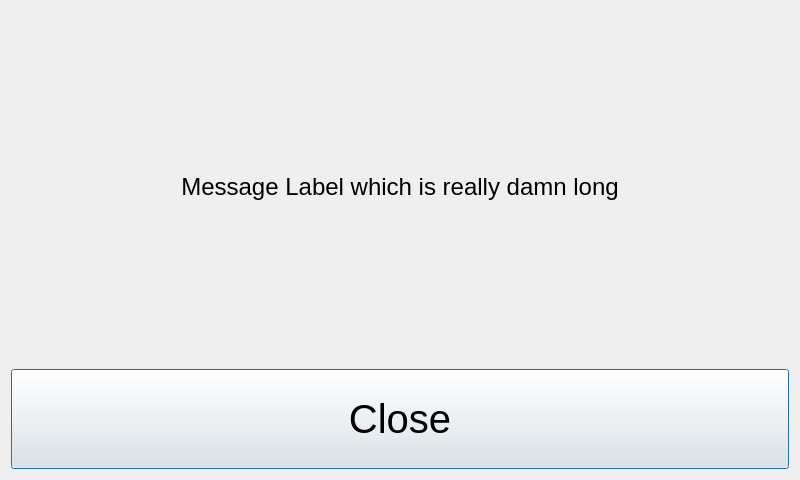
The window that src/ui_elements/customdialog.ui (AndreWohnsland/CocktailBerry) describes before a commit, drawn with Qt 5.
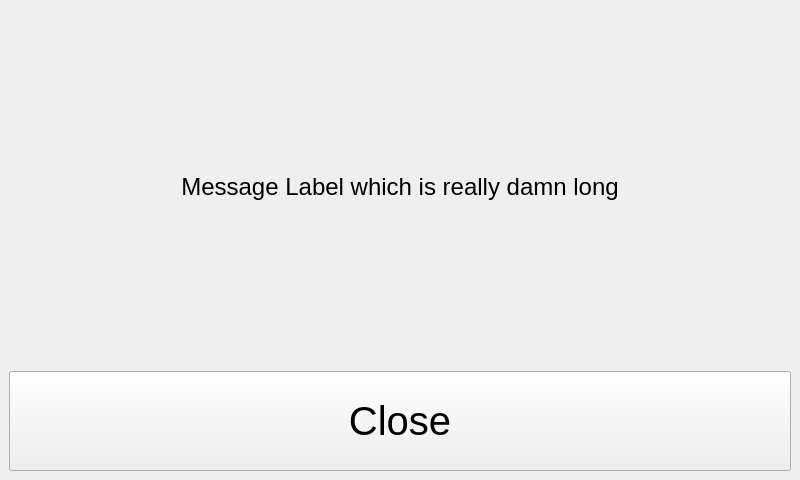
The same window after the commit.

Commit message: Refactor elements to use mainwindow instead dialog

The edit to the form file:
```diff
--- a/src/ui_elements/customdialog.ui
+++ b/src/ui_elements/customdialog.ui
@@ -1,7 +1,10 @@
 <?xml version="1.0" encoding="UTF-8"?>
 <ui version="4.0">
  <class>CustomDialog</class>
- <widget class="QDialog" name="CustomDialog">
+ <widget class="QMainWindow" name="CustomDialog">
+  <property name="windowModality">
+   <enum>Qt::ApplicationModal</enum>
+  </property>
   <property name="geometry">
    <rect>
     <x>0</x>
@@ -10,13 +13,23 @@
     <height>480</height>
    </rect>
   </property>
+  <property name="minimumSize">
+   <size>
+    <width>800</width>
+    <height>480</height>
+   </size>
+  </property>
+  <property name="maximumSize">
+   <size>
+    <width>800</width>
+    <height>480</height>
+   </size>
+  </property>
   <property name="windowTitle">
    <string>Information</string>
   </property>
-  <property name="styleSheet">
-   <string notr="true"/>
-  </property>
-  <layout class="QVBoxLayout" name="verticalLayout">
+  <widget class="QWidget" name="centralwidget">
+   <layout class="QVBoxLayout" name="verticalLayout_2">
    <item>
     <widget class="QLabel" name="informationLabel">
      <property name="minimumSize">
@@ -69,6 +82,7 @@
     </widget>
    </item>
   </layout>
+  </widget>
  </widget>
  <resources/>
  <connections/>
```
Lines whose indentation alone changed are shown as unchanged. The commit also changes 11 other files.
